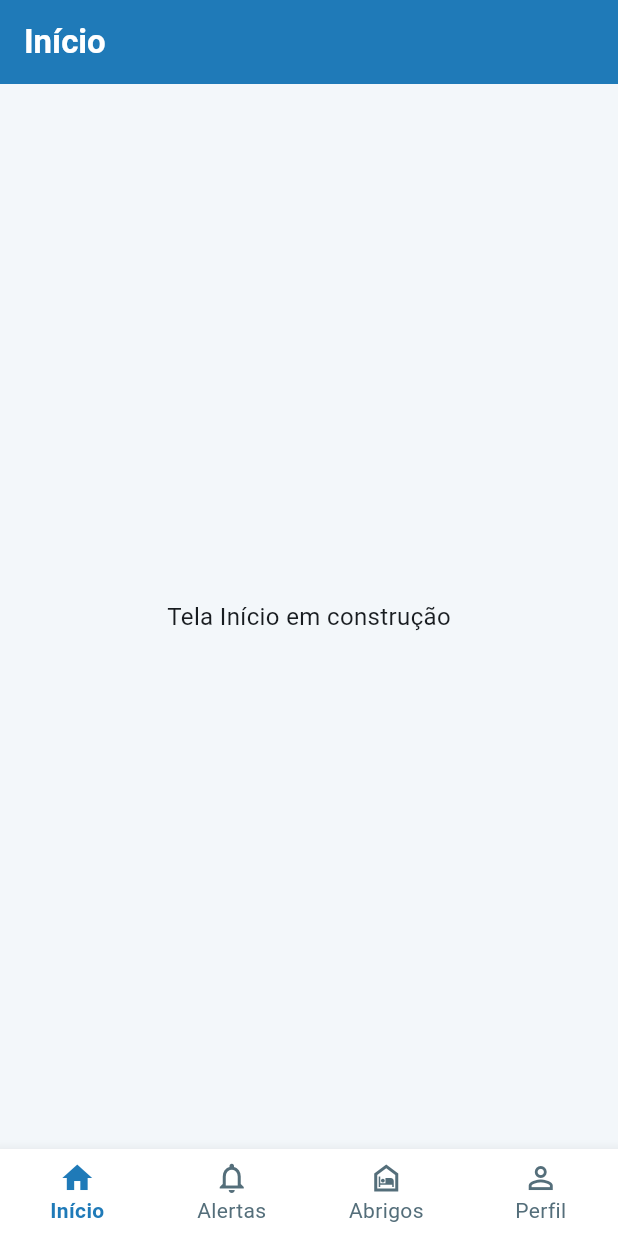
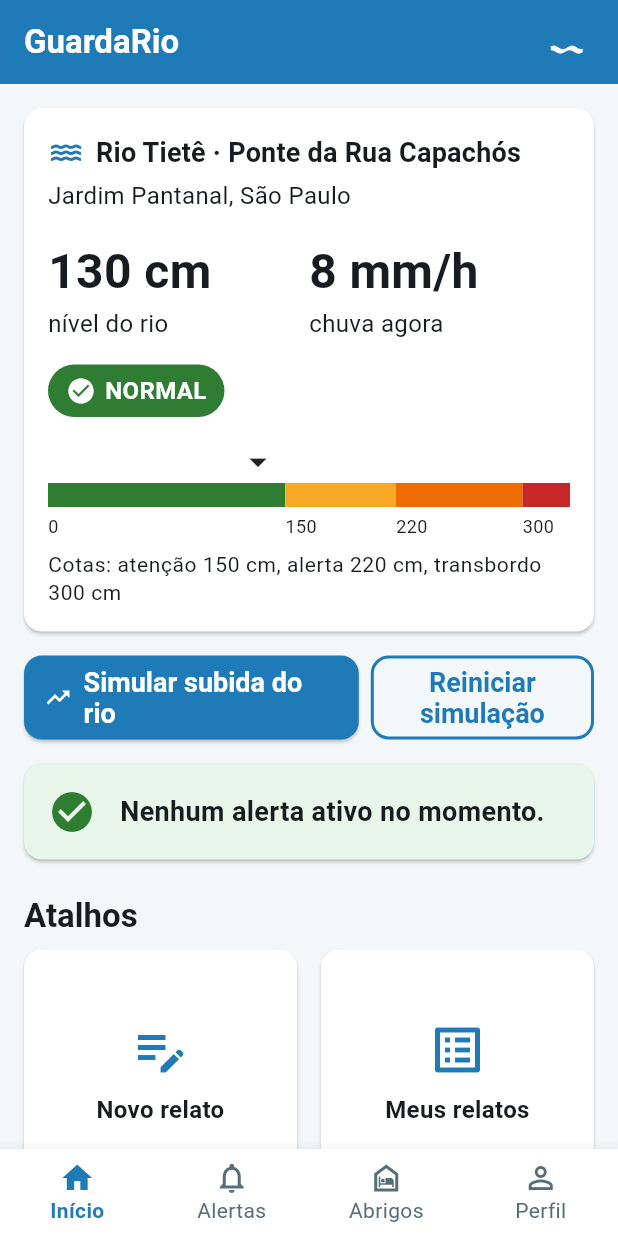
Before and after one commit to Raphael-Sinelli/guardario-mobile, a Flutter app: the CascaNavegacao screen opened directly, on a phone screen of 412 x 824 dp. Run offline on Flutter 3.47's test engine with Material 3 defaults, Android fonts, the phone set to English and light mode, and no system bars; accounts and stored records are empty.

Commit message:
Adiciona a tela inicial com simulacao
Card do nivel do rio com regua colorida, banner do alerta ativo, GridView de atalhos e os botoes Simular subida do rio e Reiniciar simulacao, com estado em setState. O alerta automatico mostra um SnackBar. O SeloRisco junta cor, icone e texto.

```diff
--- a/lib/telas/casca_navegacao.dart
+++ b/lib/telas/casca_navegacao.dart
@@ -1,8 +1,10 @@
 import 'package:flutter/material.dart';
 
+import 'tela_inicio.dart';
+
 // Casca do app: guarda qual aba está aberta e mostra a BottomNavigationBar.
-// Nesta versão as quatro abas ainda são provisórias; as telas reais entram
-// nos próximos commits.
+// As abas Alertas, Abrigos e Perfil ainda são provisórias; as telas reais
+// entram nos próximos commits.
 class CascaNavegacao extends StatefulWidget {
   const CascaNavegacao({super.key});
 
@@ -22,7 +24,7 @@ class _CascaNavegacaoState extends State<CascaNavegacao> {
   @override
   Widget build(BuildContext context) {
     final abas = [
-      const _AbaProvisoria(titulo: 'Início'),
+      TelaInicio(irParaAba: _trocarAba),
       const _AbaProvisoria(titulo: 'Alertas'),
       const _AbaProvisoria(titulo: 'Abrigos'),
       const _AbaProvisoria(titulo: 'Perfil'),
--- /dev/null
+++ b/lib/telas/tela_inicio.dart
@@ -0,0 +1,355 @@
+import 'package:flutter/material.dart';
+
+import '../data/mock_data.dart';
+import '../models/alerta.dart';
+import '../models/nivel_risco.dart';
+import '../regras/regras_risco.dart';
+import '../theme/app_theme.dart';
+import '../widgets/selo_risco.dart';
+
+// Tela inicial: nível do rio, alerta ativo, atalhos e a simulação de subida.
+class TelaInicio extends StatefulWidget {
+  // Função que a casca de navegação passa para trocar a aba aberta
+  final void Function(int) irParaAba;
+
+  const TelaInicio({super.key, required this.irParaAba});
+
+  @override
+  State<TelaInicio> createState() => _TelaInicioState();
+}
+
+class _TelaInicioState extends State<TelaInicio> {
+  NivelRisco get _risco => calcularRisco(nivelRioCm, chuvaMmH, estacaoMock);
+
+  // Primeiro alerta ativo da lista, ou null se não houver
+  Alerta? get _alertaAtivo {
+    for (final alerta in alertas) {
+      if (alerta.ativo) {
+        return alerta;
+      }
+    }
+    return null;
+  }
+
+  void _simularSubida() {
+    // Primeiro calcula o que vai mudar, depois o setState atualiza a tela
+    final novoNivel = proximoNivelCm(nivelRioCm);
+    final novaChuva = chuvaMmH + passoChuvaMmH;
+    final novoRisco = calcularRisco(novoNivel, novaChuva, estacaoMock);
+    final novoAlerta = atualizarAlertas(
+      alertas,
+      novoRisco,
+      estacaoMock,
+      DateTime.now(),
+    );
+
+    setState(() {
+      nivelRioCm = novoNivel;
+      chuvaMmH = novaChuva;
+    });
+
+    if (novoAlerta != null) {
+      final corTexto = corTextoDoNivel(novoAlerta.nivel);
+      ScaffoldMessenger.of(context).showSnackBar(
+        SnackBar(
+          backgroundColor: corDoNivel(novoAlerta.nivel),
+          content: Row(
+            children: [
+              Icon(iconeDoNivel(novoAlerta.nivel), color: corTexto),
+              const SizedBox(width: AppTheme.espacoP),
+              Expanded(
+                child: Text(
+                  'Novo alerta: ${textoDoNivel(novoAlerta.nivel)} em '
+                  '${novoAlerta.area}',
+                  style: TextStyle(color: corTexto, fontWeight: FontWeight.bold),
+                ),
+              ),
+            ],
+          ),
+          action: SnackBarAction(
+            label: 'VER',
+            textColor: corTexto,
+            onPressed: () {
+              widget.irParaAba(1);
+            },
+          ),
+        ),
+      );
+    }
+  }
+
+  void _reiniciarSimulacao() {
+    setState(() {
+      reiniciarSimulacao();
+    });
+  }
+
+  void _emBreve() {
+    ScaffoldMessenger.of(context).showSnackBar(
+      const SnackBar(
+        content: Text('Esta tela chega nos próximos commits.'),
+        backgroundColor: AppTheme.azul,
+      ),
+    );
+  }
+
+  @override
+  Widget build(BuildContext context) {
+    return Scaffold(
+      appBar: AppBar(
+        title: const Text('GuardaRio'),
+        automaticallyImplyLeading: false,
+        actions: [
+          Padding(
+            padding: const EdgeInsets.only(right: AppTheme.espacoM),
+            child: Image.asset('assets/logo.png', width: 36, height: 36),
+          ),
+        ],
+      ),
+      body: ListView(
+        padding: const EdgeInsets.all(AppTheme.espacoM),
+        children: [
+          _cardNivelDoRio(),
+          const SizedBox(height: AppTheme.espacoM),
+          _botoesDaSimulacao(),
+          const SizedBox(height: AppTheme.espacoM),
+          _bannerDoAlerta(),
+          const SizedBox(height: AppTheme.espacoG),
+          Text('Atalhos', style: Theme.of(context).textTheme.titleLarge),
+          const SizedBox(height: AppTheme.espacoP),
+          _atalhos(),
+        ],
+      ),
+    );
+  }
+
+  Widget _cardNivelDoRio() {
+    final estilo = Theme.of(context).textTheme;
+
+    return Card(
+      child: Padding(
+        padding: const EdgeInsets.all(AppTheme.espacoM),
+        child: Column(
+          crossAxisAlignment: CrossAxisAlignment.start,
+          children: [
+            Row(
+              children: [
+                const Icon(Icons.water, color: AppTheme.azul),
+                const SizedBox(width: AppTheme.espacoP),
+                Expanded(
+                  child: Text(
+                    '${estacaoMock.rio} · ${estacaoMock.nome}',
+                    style: estilo.titleMedium,
+                  ),
+                ),
+              ],
+            ),
+            const SizedBox(height: 4),
+            Text('${estacaoMock.area}, ${estacaoMock.cidade}'),
+            const SizedBox(height: AppTheme.espacoM),
+            Row(
+              children: [
+                Expanded(child: _medida('$nivelRioCm cm', 'nível do rio')),
+                Expanded(child: _medida('$chuvaMmH mm/h', 'chuva agora')),
+              ],
+            ),
+            const SizedBox(height: AppTheme.espacoM),
+            SeloRisco(nivel: _risco),
+            const SizedBox(height: AppTheme.espacoM),
+            _regua(),
+            const SizedBox(height: AppTheme.espacoP),
+            Text(
+              'Cotas: atenção ${estacaoMock.cotaAtencao} cm, '
+              'alerta ${estacaoMock.cotaAlerta} cm, '
+              'transbordo ${estacaoMock.cotaTransbordo} cm',
+              style: estilo.bodySmall,
+            ),
+          ],
+        ),
+      ),
+    );
+  }
+
+  Widget _medida(String valor, String legenda) {
+    return Column(
+      crossAxisAlignment: CrossAxisAlignment.start,
+      children: [
+        Text(
+          valor,
+          style: const TextStyle(fontSize: 32, fontWeight: FontWeight.bold),
+        ),
+        Text(legenda),
+      ],
+    );
+  }
+
+  // Régua de 0 a 330 cm. Cada trecho ocupa uma largura proporcional ao seu
+  // tamanho (o flex do Expanded) e a seta marca o nível atual.
+  Widget _regua() {
+    final c = estacaoMock;
+
+    return Column(
+      children: [
+        Row(
+          children: [
+            Expanded(flex: nivelRioCm, child: const SizedBox()),
+            const Icon(Icons.arrow_drop_down, size: 28),
+            Expanded(flex: tetoNivelCm - nivelRioCm, child: const SizedBox()),
+          ],
+        ),
+        Row(
+          children: [
+            _trecho(c.cotaAtencao, AppTheme.corNormal),
+            _trecho(c.cotaAlerta - c.cotaAtencao, AppTheme.corAtencao),
+            _trecho(c.cotaTransbordo - c.cotaAlerta, AppTheme.corAlerta),
+            _trecho(tetoNivelCm - c.cotaTransbordo, AppTheme.corEmergencia),
+          ],
+        ),
+        const SizedBox(height: 4),
+        Row(
+          children: [
+            _marca(c.cotaAtencao, '0'),
+            _marca(c.cotaAlerta - c.cotaAtencao, '${c.cotaAtencao}'),
+            _marca(c.cotaTransbordo - c.cotaAlerta, '${c.cotaAlerta}'),
+            _marca(tetoNivelCm - c.cotaTransbordo, '${c.cotaTransbordo}'),
+          ],
+        ),
+      ],
+    );
+  }
+
+  Widget _trecho(int tamanho, Color cor) {
+    return Expanded(flex: tamanho, child: Container(height: 16, color: cor));
+  }
+
+  Widget _marca(int tamanho, String texto) {
+    return Expanded(
+      flex: tamanho,
+      child: Text(texto, style: const TextStyle(fontSize: 12)),
+    );
+  }
+
+  Widget _botoesDaSimulacao() {
+    return Row(
+      children: [
+        Expanded(
+          flex: 3,
+          child: ElevatedButton.icon(
+            onPressed: _simularSubida,
+            icon: const Icon(Icons.trending_up),
+            label: const Text('Simular subida do rio'),
+          ),
+        ),
+        const SizedBox(width: AppTheme.espacoP),
+        Expanded(
+          flex: 2,
+          child: OutlinedButton(
+            onPressed: _reiniciarSimulacao,
+            child: const Text('Reiniciar simulação', textAlign: TextAlign.center),
+          ),
+        ),
+      ],
+    );
+  }
+
+  Widget _bannerDoAlerta() {
+    final alerta = _alertaAtivo;
+
+    if (alerta == null) {
+      return Card(
+        color: corClaraDoNivel(NivelRisco.normal),
+        child: const Padding(
+          padding: EdgeInsets.all(AppTheme.espacoM),
+          child: Row(
+            children: [
+              Icon(Icons.check_circle, color: AppTheme.corNormal, size: 32),
+              SizedBox(width: AppTheme.espacoM),
+              Expanded(
+                child: Text(
+                  'Nenhum alerta ativo no momento.',
+                  style: TextStyle(fontSize: 18, fontWeight: FontWeight.w600),
+                ),
+              ),
+            ],
+          ),
+        ),
+      );
+    }
+
+    final corTexto = corTextoDoNivel(alerta.nivel);
+    return Card(
+      color: corDoNivel(alerta.nivel),
+      child: Padding(
+        padding: const EdgeInsets.all(AppTheme.espacoM),
+        child: Row(
+          children: [
+            Icon(iconeDoNivel(alerta.nivel), color: corTexto, size: 36),
+            const SizedBox(width: AppTheme.espacoM),
+            Expanded(
+              child: Column(
+                crossAxisAlignment: CrossAxisAlignment.start,
+                children: [
+                  Text(
+                    'ALERTA ATIVO: ${textoDoNivel(alerta.nivel)}',
+                    style: TextStyle(
+                      color: corTexto,
+                      fontSize: 18,
+                      fontWeight: FontWeight.bold,
+                    ),
+                  ),
+                  const SizedBox(height: 4),
+                  Text(alerta.mensagem, style: TextStyle(color: corTexto)),
+                ],
+              ),
+            ),
+          ],
+        ),
+      ),
+    );
+  }
+
+  Widget _atalhos() {
+    // GridView dentro do ListView: shrinkWrap faz o grid ter só a altura
+    // necessária e a rolagem fica por conta do ListView
+    return GridView.count(
+      crossAxisCount: 2,
+      shrinkWrap: true,
+      physics: const NeverScrollableScrollPhysics(),
+      mainAxisSpacing: AppTheme.espacoM,
+      crossAxisSpacing: AppTheme.espacoM,
+      childAspectRatio: 1.1,
+      children: [
+        _atalho(Icons.edit_note, 'Novo relato', _emBreve),
+        _atalho(Icons.list_alt, 'Meus relatos', _emBreve),
+        _atalho(Icons.medical_services_outlined, 'Kit de emergência', _emBreve),
+        _atalho(Icons.night_shelter, 'Abrigos', () {
+          widget.irParaAba(2);
+        }),
+      ],
+    );
+  }
+
+  Widget _atalho(IconData icone, String texto, VoidCallback aoTocar) {
+    return Card(
+      child: InkWell(
+        borderRadius: BorderRadius.circular(AppTheme.raioCard),
+        onTap: aoTocar,
+        child: Padding(
+          padding: const EdgeInsets.all(AppTheme.espacoP),
+          child: Column(
+            mainAxisAlignment: MainAxisAlignment.center,
+            children: [
+              Icon(icone, size: 40, color: AppTheme.azul),
+              const SizedBox(height: AppTheme.espacoP),
+              Text(
+                texto,
+                textAlign: TextAlign.center,
+                style: const TextStyle(fontSize: 16, fontWeight: FontWeight.w600),
+              ),
+            ],
+          ),
+        ),
+      ),
+    );
+  }
+}
--- /dev/null
+++ b/lib/widgets/selo_risco.dart
@@ -0,0 +1,109 @@
+import 'package:flutter/material.dart';
+
+import '../models/nivel_risco.dart';
+import '../theme/app_theme.dart';
+
+// O risco sempre aparece com cor, ícone e texto, nunca só com cor.
+// Estas quatro funções dizem como cada nível é mostrado.
+
+Color corDoNivel(NivelRisco nivel) {
+  switch (nivel) {
+    case NivelRisco.normal:
+      return AppTheme.corNormal;
+    case NivelRisco.atencao:
+      return AppTheme.corAtencao;
+    case NivelRisco.alerta:
+      return AppTheme.corAlerta;
+    case NivelRisco.emergencia:
+      return AppTheme.corEmergencia;
+  }
+}
+
+// Texto que fica em cima da cor forte do nível
+Color corTextoDoNivel(NivelRisco nivel) {
+  switch (nivel) {
+    case NivelRisco.normal:
+      return AppTheme.textoSobreNormal;
+    case NivelRisco.atencao:
+      return AppTheme.textoSobreAtencao;
+    case NivelRisco.alerta:
+      return AppTheme.textoSobreAlerta;
+    case NivelRisco.emergencia:
+      return AppTheme.textoSobreEmergencia;
+  }
+}
+
+// Versão clara da cor, para o fundo dos cards
+Color corClaraDoNivel(NivelRisco nivel) {
+  switch (nivel) {
+    case NivelRisco.normal:
+      return const Color(0xFFE8F5E9);
+    case NivelRisco.atencao:
+      return const Color(0xFFFFF8E1);
+    case NivelRisco.alerta:
+      return const Color(0xFFFFF3E0);
+    case NivelRisco.emergencia:
+      return const Color(0xFFFFEBEE);
+  }
+}
+
+IconData iconeDoNivel(NivelRisco nivel) {
+  switch (nivel) {
+    case NivelRisco.normal:
+      return Icons.check_circle;
+    case NivelRisco.atencao:
+      return Icons.info;
+    case NivelRisco.alerta:
+      return Icons.warning;
+    case NivelRisco.emergencia:
+      return Icons.crisis_alert;
+  }
+}
+
+String textoDoNivel(NivelRisco nivel) {
+  switch (nivel) {
+    case NivelRisco.normal:
+      return 'NORMAL';
+    case NivelRisco.atencao:
+      return 'ATENÇÃO';
+    case NivelRisco.alerta:
+      return 'ALERTA';
+    case NivelRisco.emergencia:
+      return 'EMERGÊNCIA';
+  }
+}
+
+// Etiqueta colorida com ícone e texto do nível
+class SeloRisco extends StatelessWidget {
+  final NivelRisco nivel;
+
+  const SeloRisco({super.key, required this.nivel});
+
+  @override
+  Widget build(BuildContext context) {
+    final corTexto = corTextoDoNivel(nivel);
+
+    return Container(
+      padding: const EdgeInsets.symmetric(horizontal: 12, vertical: 6),
+      decoration: BoxDecoration(
+        color: corDoNivel(nivel),
+        borderRadius: BorderRadius.circular(20),
+      ),
+      child: Row(
+        mainAxisSize: MainAxisSize.min,
+        children: [
+          Icon(iconeDoNivel(nivel), size: 20, color: corTexto),
+          const SizedBox(width: 6),
+          Text(
+            textoDoNivel(nivel),
+            style: TextStyle(
+              fontSize: 16,
+              fontWeight: FontWeight.bold,
+              color: corTexto,
+            ),
+          ),
+        ],
+      ),
+    );
+  }
+}
```
